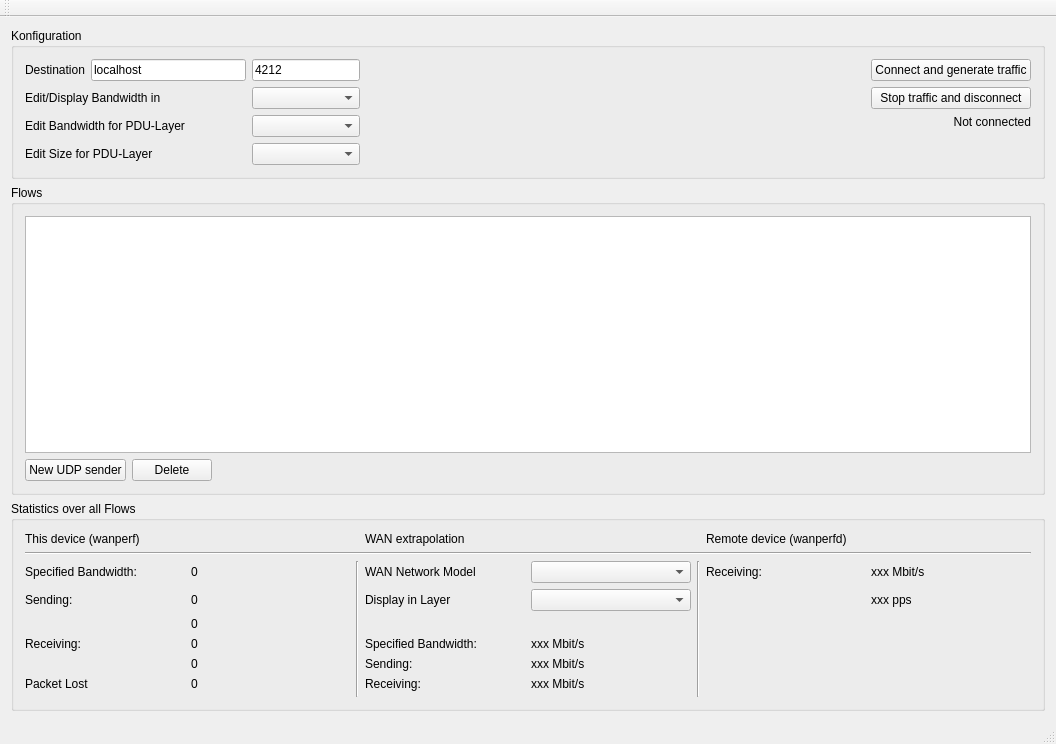
Qt form mainwindow.ui (tibob/wanperf) before a commit.
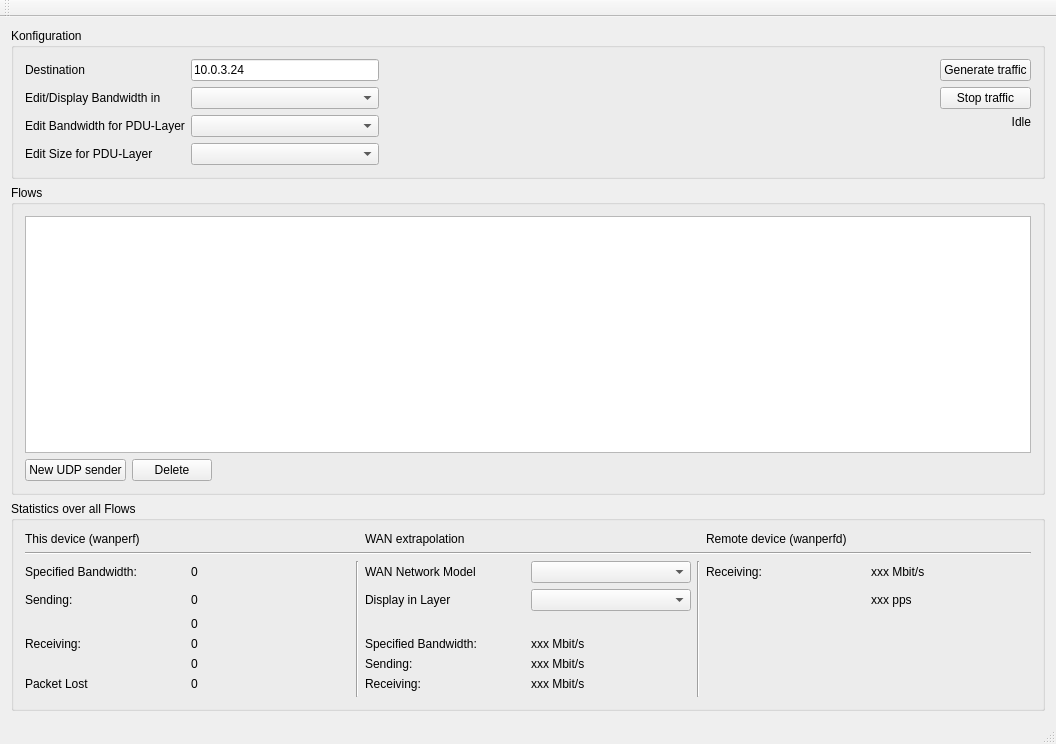
The same form after that commit.

```diff
--- a/mainwindow.ui
+++ b/mainwindow.ui
@@ -28,26 +28,6 @@
          </property>
         </widget>
        </item>
-       <item row="0" column="1">
-        <widget class="QLineEdit" name="destinationHost">
-         <property name="text">
-          <string>localhost</string>
-         </property>
-        </widget>
-       </item>
-       <item row="0" column="2">
-        <widget class="QLineEdit" name="destinationPort">
-         <property name="sizePolicy">
-          <sizepolicy hsizetype="Preferred" vsizetype="Fixed">
-           <horstretch>0</horstretch>
-           <verstretch>0</verstretch>
-          </sizepolicy>
-         </property>
-         <property name="text">
-          <string>4212</string>
-         </property>
-        </widget>
-       </item>
        <item row="0" column="3">
         <spacer name="horizontalSpacer_7">
          <property name="orientation">
@@ -79,21 +59,21 @@
          <item row="0" column="1">
           <widget class="QPushButton" name="btnConnect">
            <property name="text">
-            <string>Connect and generate traffic</string>
+            <string>Generate traffic</string>
            </property>
           </widget>
          </item>
          <item row="1" column="1">
           <widget class="QPushButton" name="btnDisconnect">
            <property name="text">
-            <string>Stop traffic and disconnect</string>
+            <string>Stop traffic</string>
            </property>
           </widget>
          </item>
          <item row="2" column="0" colspan="2">
           <widget class="QLabel" name="lbStatus">
            <property name="text">
-            <string>Not connected</string>
+            <string>Idle</string>
            </property>
            <property name="alignment">
             <set>Qt::AlignRight|Qt::AlignTrailing|Qt::AlignVCenter</set>
@@ -145,6 +125,13 @@
        <item row="3" column="2">
         <widget class="QComboBox" name="sizeLayer"/>
        </item>
+       <item row="0" column="2">
+        <widget class="QLineEdit" name="destinationHost">
+         <property name="text">
+          <string>10.0.3.24</string>
+         </property>
+        </widget>
+       </item>
       </layout>
      </widget>
     </item>
```
Left out of the diff: 4 changed lines with no effect on the pictures.
